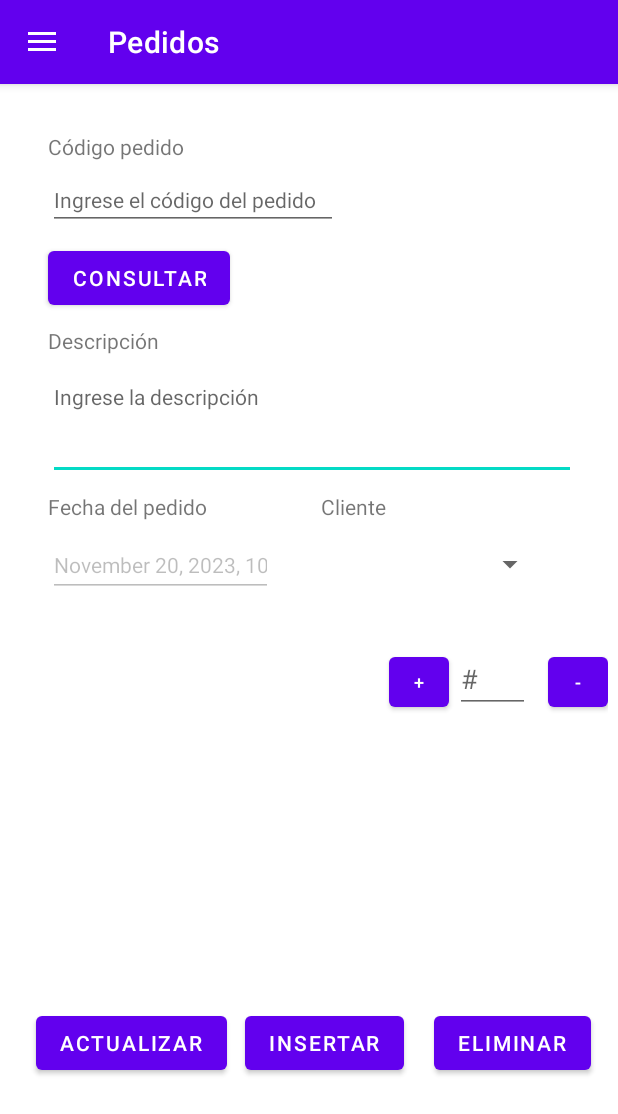
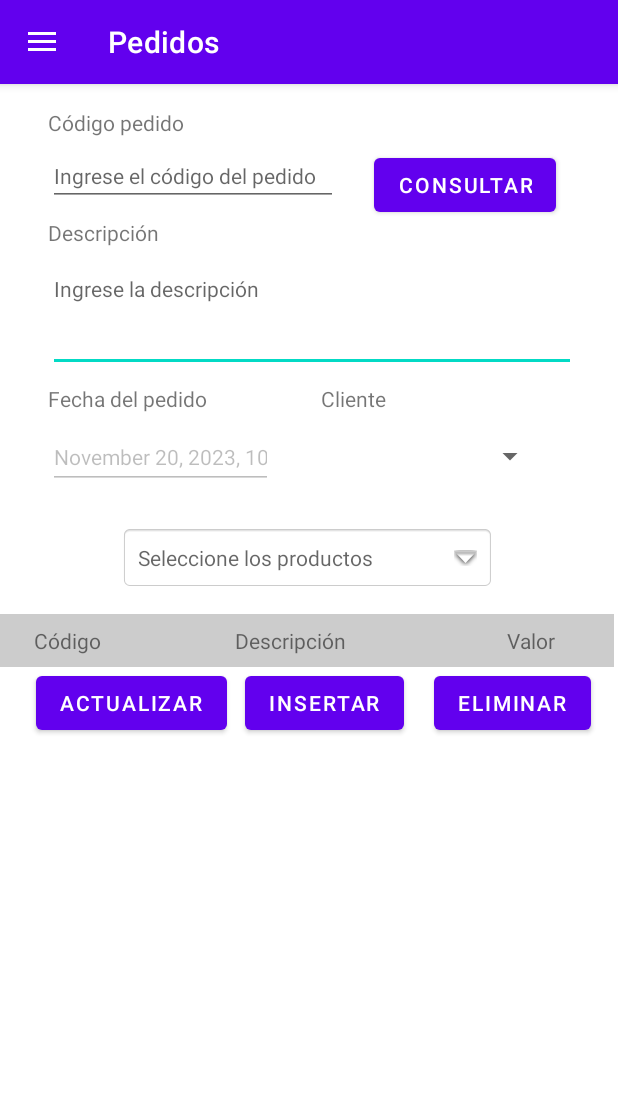
Before and after one commit to YesidCadavid421/FacFerreteria, an Android app: the screen it shows after launch (MainActivity), in the side drawer, after a tap on "Pedidos", on a phone screen of 412 x 824 dp. Shown: the top 1114 px of the screen. Run offline under Robolectric (Android 15) with nearby library versions, the phone set to English and light mode, and no system bars; our stand-ins replace navigation-ui.

Commit message:
Creacion de vistas y ajustes para pedidos y facturacion

```diff
--- a/app/src/main/java/com/example/facfereteria/Clientes.java
+++ b/app/src/main/java/com/example/facfereteria/Clientes.java
@@ -14,11 +14,6 @@ import android.widget.Toast;
 public class Clientes extends Fragment {
     private EditText etCedula, etNombre, etDireccion, etTelefono;
     private Button insertar, consultar, actualizar, eliminar;
-
-    private static final String ARG_CEDULA = "cedula";
-    private static final String ARG_NOMBRE = "nombre";
-    private static final String ARG_DIRECCION = "direccion";
-    private static final String ARG_TELEFONO = "telefono";
 
     private Integer cedula;
     private String nombre;
--- a/app/src/main/res/layout/fragment_pedidos.xml
+++ b/app/src/main/res/layout/fragment_pedidos.xml
@@ -12,33 +12,30 @@
         android:layout_width="wrap_content"
         android:layout_height="wrap_content"
         android:layout_marginStart="24dp"
-        android:layout_marginTop="16dp"
         android:text="Actualizar"
         app:layout_constraintStart_toStartOf="parent"
-        app:layout_constraintTop_toBottomOf="@+id/linearLayout" />
+        app:layout_constraintTop_toBottomOf="@+id/scrollView3" />
 
     <Button
         android:id="@+id/btInsertarPedido"
         android:layout_width="wrap_content"
         android:layout_height="wrap_content"
         android:layout_marginStart="12dp"
-        android:layout_marginTop="16dp"
         android:text="Insertar"
         app:layout_constraintStart_toEndOf="@+id/btActualizarPedido"
-        app:layout_constraintTop_toBottomOf="@+id/linearLayout" />
+        app:layout_constraintTop_toBottomOf="@+id/scrollView3" />
 
     <Button
         android:id="@+id/btEliminarPedido"
         android:layout_width="wrap_content"
         android:layout_height="wrap_content"
         android:layout_marginStart="20dp"
-        android:layout_marginTop="16dp"
         android:layout_marginEnd="20dp"
         android:text="Eliminar"
         app:layout_constraintEnd_toEndOf="parent"
         app:layout_constraintHorizontal_bias="0.0"
         app:layout_constraintStart_toEndOf="@+id/btInsertarPedido"
-        app:layout_constraintTop_toBottomOf="@+id/linearLayout" />
+        app:layout_constraintTop_toBottomOf="@+id/scrollView3" />
 
     <TextView
         android:id="@+id/textView6"
@@ -88,17 +85,17 @@
         app:layout_constraintEnd_toEndOf="parent"
         app:layout_constraintHorizontal_bias="0.0"
         app:layout_constraintStart_toStartOf="parent"
-        app:layout_constraintTop_toBottomOf="@+id/btConsultarPedido" />
+        app:layout_constraintTop_toBottomOf="@+id/etCodPedido" />
 
     <Button
         android:id="@+id/btConsultarPedido"
         android:layout_width="wrap_content"
         android:layout_height="wrap_content"
-        android:layout_marginStart="32dp"
+        android:layout_marginStart="24dp"
         android:layout_marginTop="8dp"
         android:text="Consultar"
-        app:layout_constraintStart_toStartOf="parent"
-        app:layout_constraintTop_toBottomOf="@+id/etCodPedido" />
+        app:layout_constraintStart_toEndOf="@+id/etCodPedido"
+        app:layout_constraintTop_toBottomOf="@+id/textView3" />
 
     <EditText
         android:id="@+id/etCodPedido"
@@ -120,7 +117,7 @@
         android:layout_width="wrap_content"
         android:layout_height="wrap_content"
         android:layout_marginStart="32dp"
-        android:layout_marginTop="32dp"
+        android:layout_marginTop="16dp"
         android:text="Código pedido"
         app:layout_constraintEnd_toEndOf="parent"
         app:layout_constraintHorizontal_bias="0.0"
@@ -150,53 +147,68 @@
         app:layout_constraintStart_toEndOf="@+id/etFecha"
         app:layout_constraintTop_toBottomOf="@+id/textView6" />
 
-    <LinearLayout
-        android:id="@+id/linearLayout"
-        android:layout_width="421dp"
-        android:layout_height="241dp"
-        android:layout_marginTop="16dp"
-        android:orientation="horizontal"
+    <ScrollView
+        android:id="@+id/scrollView3"
+        android:layout_width="match_parent"
+        android:layout_height="wrap_content"
+        app:layout_constraintTop_toBottomOf="@+id/relativeLayout">
+
+        <TableLayout
+            android:id="@+id/tableLayout"
+            android:layout_width="match_parent"
+            android:layout_height="wrap_content">
+
+            <!-- Encabezado de la tabla -->
+            <TableRow>
+
+                <TextView
+                    android:layout_width="90dp"
+                    android:layout_height="wrap_content"
+                    android:background="#CCCCCC"
+                    android:gravity="center"
+                    android:padding="8dp"
+                    android:text="Código" />
+
+                <TextView
+                    android:layout_width="207dp"
+                    android:layout_height="wrap_content"
+                    android:background="#CCCCCC"
+                    android:gravity="center"
+                    android:padding="8dp"
+                    android:text="Descripción" />
+
+                <TextView
+                    android:layout_width="112dp"
+                    android:layout_height="wrap_content"
+                    android:background="#CCCCCC"
+                    android:gravity="center"
+                    android:padding="8dp"
+                    android:text="Valor" />
+            </TableRow>
+        </TableLayout>
+    </ScrollView>
+
+    <RelativeLayout
+        android:id="@+id/relativeLayout"
+        android:layout_width="282dp"
+        android:layout_height="75dp"
+        android:layout_marginStart="64dp"
+        android:layout_marginTop="8dp"
         android:padding="16dp"
-        app:layout_constraintTop_toBottomOf="@+id/etFecha">
+        app:layout_constraintStart_toStartOf="parent"
+        app:layout_constraintTop_toBottomOf="@+id/etFecha"
+        tools:context=".MainActivity">
 
+        <!-- text view to display selected items-->
         <TextView
-            android:id="@+id/nombreTextView"
-            android:layout_width="0dp"
+            android:id="@+id/textViewMultiSelect"
+            android:layout_width="match_parent"
             android:layout_height="wrap_content"
-            android:layout_marginRight="10dp"
-            android:layout_weight="1"
-            android:textSize="12sp" />
+            android:background="@android:drawable/editbox_background"
+            android:drawableRight="@android:drawable/arrow_down_float"
+            android:drawablePadding="16dp"
+            android:hint="Seleccione los productos"
+            android:padding="12dp" />
 
-        <TextView
-            android:id="@+id/precioTextView"
-            android:layout_width="0dp"
-            android:layout_height="wrap_content"
-            android:layout_weight="1"
-            android:textSize="12sp" />
-
-        <Button
-            android:id="@+id/btnAñadir"
-            android:layout_width="40dp"
-            android:layout_height="45dp"
-            android:layout_marginLeft="8dp"
-            android:text="+"
-            android:textSize="12sp" />
-
-        <EditText
-            android:id="@+id/cantidadEditText"
-            android:layout_width="50dp"
-            android:layout_height="wrap_content"
-            android:layout_marginLeft="4dp"
-            android:layout_marginRight="4dp"
-            android:hint="#"
-            android:inputType="number" />
-
-        <Button
-            android:id="@+id/btnQuitar"
-            android:layout_width="40dp"
-            android:layout_height="45dp"
-            android:layout_marginLeft="8dp"
-            android:text="-"
-            android:textSize="12sp" />
-    </LinearLayout>
+    </RelativeLayout>
 </androidx.constraintlayout.widget.ConstraintLayout>
```
Also changed, not shown: app/src/main/java/com/example/facfereteria/Pedidos.java (+165 -1 lines), app/src/main/java/com/example/facfereteria/Productos.java (+30 -0 lines).
